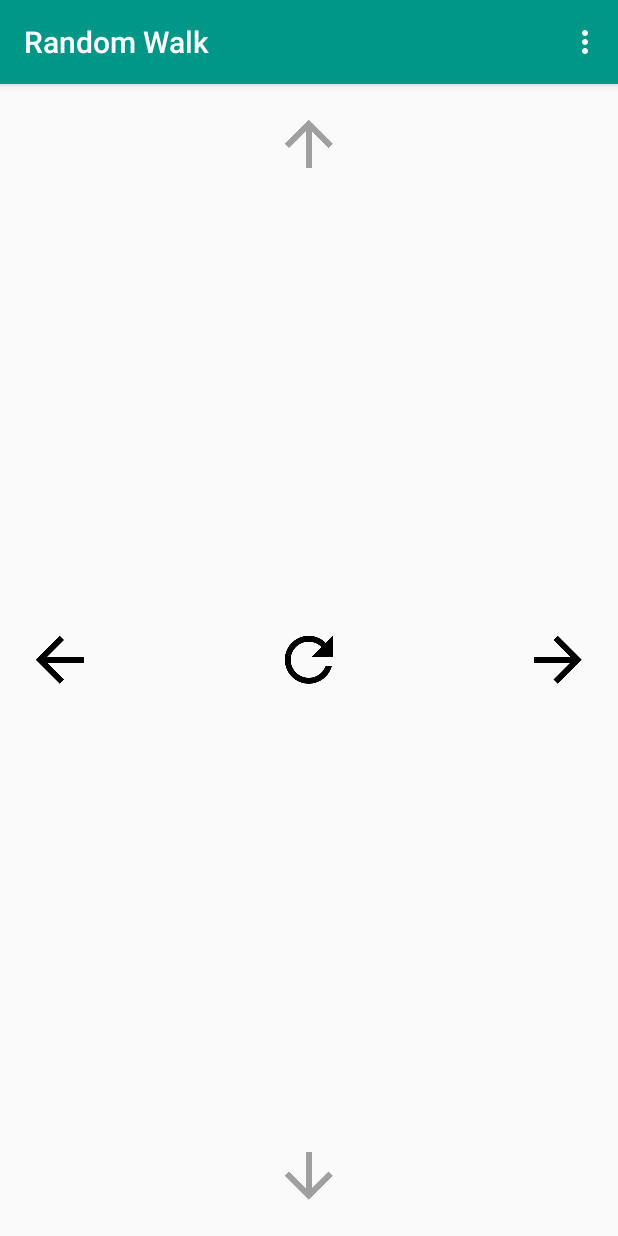
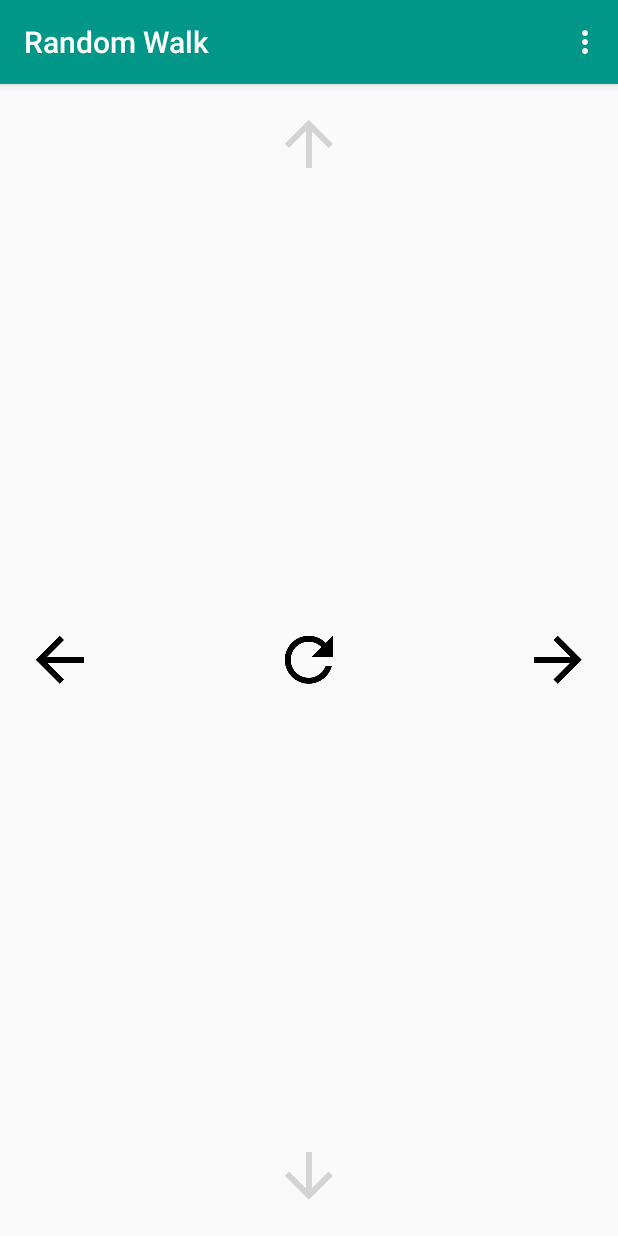
Before and after one commit to sho-87/random-walk, an Android app: the screen it shows after launch (MainActivity), on a phone screen of 412 x 824 dp. Run offline under Robolectric (Android 15) with nearby library versions, the phone set to English and light mode, and no system bars.

Commit message:
Lighten unselected colour

```diff
--- a/app/src/main/res/values/colors.xml
+++ b/app/src/main/res/values/colors.xml
@@ -11,6 +11,6 @@
     <color name="colorDivider">#BDBDBD</color>
 
     <color name="buttonSelected">#000000</color>
-    <color name="buttonNotSelected">#9f9f9f</color>
+    <color name="buttonNotSelected">#d4d4d4</color>
     <color name="buttonChosen">#00e13c</color>
 </resources>
```
